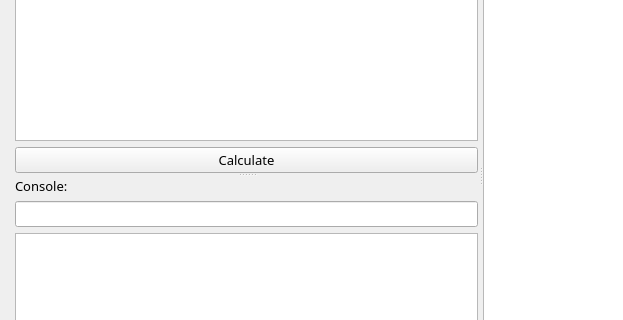
This is main.ui in liudonghua123/statistics_app as Qt 5 draws it before an edit; both pictures show x 0 to 623 and y 125 to 445 of the 960 by 600 pixel window. The edited form follows.
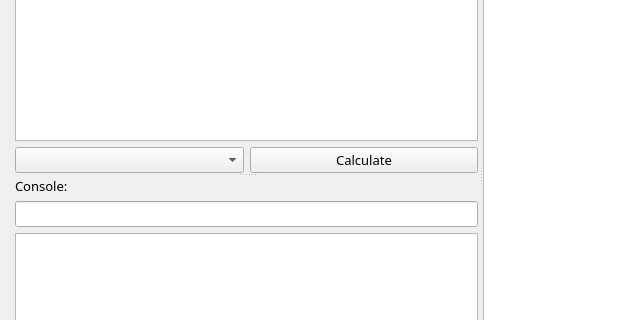
This is the edited form.

Commit message: refactor code to support multi model

Diff of the .ui file:
```diff
--- a/main.ui
+++ b/main.ui
@@ -91,6 +91,11 @@
           <widget class="QTextEdit" name="textEditData"/>
          </item>
          <item>
+          <layout class="QHBoxLayout" name="horizontalLayout">
+           <item>
+            <widget class="QComboBox" name="comboBoxCalculateModel"/>
+           </item>
+           <item>
           <widget class="QPushButton" name="pushButtonStatistics">
            <property name="text">
             <string>Calculate</string>
@@ -98,6 +103,8 @@
           </widget>
          </item>
         </layout>
+         </item>
+        </layout>
        </widget>
        <widget class="QWidget" name="layoutWidget">
         <layout class="QVBoxLayout" name="verticalLayout_3">
```
Left out of the diff: 23 changed lines with no effect on the pictures. Lines whose indentation alone changed are shown as unchanged. The commit also changes 2 other files.
